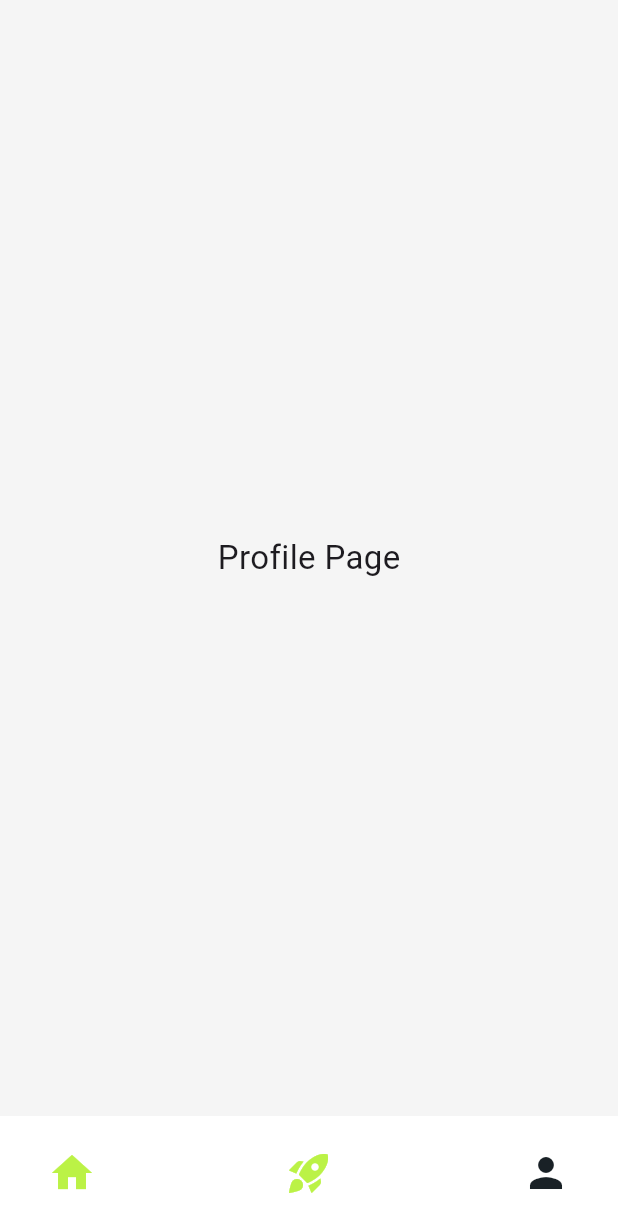
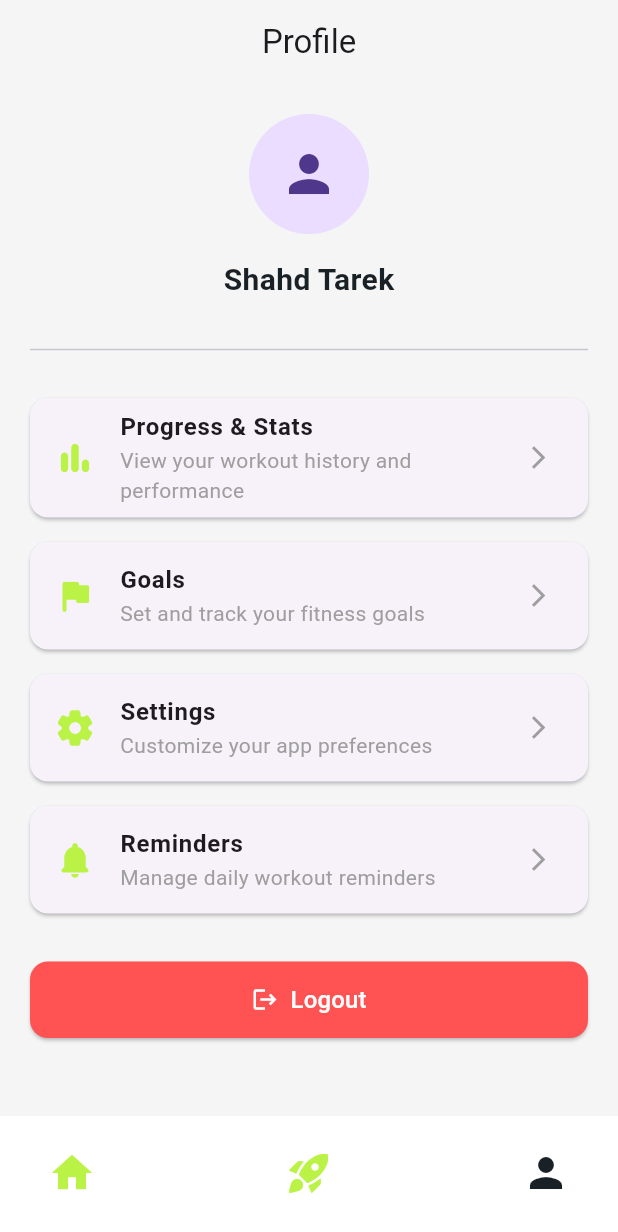
Before and after one commit to shahd-tarek/Exercises, a Flutter app: the HomeView screen opened by its route, item 3 of the bottom bar chosen, on a phone screen of 412 x 824 dp. Shown: the top 1232 px of the screen. Run offline on Flutter 3.47's test engine with Material 3 defaults, Android fonts, the phone set to English and light mode, and no system bars; our stand-ins replace dio, equatable, flutter_bloc, go_router, responsive_framework; network calls fail.

Commit message:
add details and profile

```diff
--- a/lib/features/home/presentation/views/home_view.dart
+++ b/lib/features/home/presentation/views/home_view.dart
@@ -3,6 +3,7 @@ import 'package:exercises/features/home/data/repo/home_repo.dart';
 import 'package:exercises/features/home/data/cubit/home_cubit.dart';
 import 'package:exercises/features/home/presentation/widgets/bottom_app_bar.dart';
 import 'package:exercises/features/home/presentation/widgets/home_view_body.dart';
+import 'package:exercises/features/profile/presentation/views/profile.dart';
 import 'package:exercises/features/workout/presentation/views/workout_view.dart';
 import 'package:flutter/material.dart';
 import 'package:flutter_bloc/flutter_bloc.dart';
@@ -17,11 +18,7 @@ class HomeView extends StatefulWidget {
 class _HomeViewState extends State<HomeView> {
   int _selectedIndex = 0;
 
-  final List<Widget> _pages = [
-    HomeViewBody(),
-    WorkOutView(),
-    const Center(child: Text("Profile Page", style: TextStyle(fontSize: 22))),
-  ];
+  final List<Widget> _pages = [HomeViewBody(), WorkOutView(), ProfileView()];
 
   void _onItemTapped(int index) {
     setState(() {
--- a/lib/features/home/presentation/widgets/popular_work_out.dart
+++ b/lib/features/home/presentation/widgets/popular_work_out.dart
@@ -87,7 +87,7 @@ class PopularWorkoutsSection extends StatelessWidget {
                             ),
                             const SizedBox(height: 4),
                             Text(
-                            ex.difficulty,
+                              ex.difficulty,
                               style: Styles.textStyle16.copyWith(
                                 color: Colors.white70,
                               ),
--- a/lib/features/home/presentation/widgets/today_plan.dart
+++ b/lib/features/home/presentation/widgets/today_plan.dart
@@ -66,7 +66,6 @@ class TodayPlanList extends StatelessWidget {
                       ),
                     ),
 
-
                     const Icon(
                       Icons.play_circle_fill,
                       color: kPrimaryColor,
--- /dev/null
+++ b/lib/features/profile/presentation/views/profile.dart
@@ -0,0 +1,119 @@
+import 'package:flutter/material.dart';
+import 'package:exercises/core/utils/constants.dart';
+import 'package:exercises/core/utils/styles.dart';
+
+class ProfileView extends StatelessWidget {
+  const ProfileView({super.key});
+
+  @override
+  Widget build(BuildContext context) {
+    return Scaffold(
+      backgroundColor: kBackground,
+      appBar: AppBar(
+        title: const Text("Profile"),
+        centerTitle: true,
+        backgroundColor: kBackground,
+        elevation: 0,
+      ),
+      body: SafeArea(
+        child: SingleChildScrollView(
+          padding: const EdgeInsets.all(20.0),
+          child: Column(
+            children: [
+              const CircleAvatar(
+                radius: 40,
+                child: Icon(Icons.person, size: 40),
+              ),
+              const SizedBox(height: 16),
+              Text(
+                "Shahd Tarek",
+                style: Styles.textStyle20.copyWith(
+                  fontWeight: FontWeight.bold,
+                  color: kTextColor,
+                ),
+              ),
+              const SizedBox(height: 24),
+              const Divider(),
+              const SizedBox(height: 16),
+
+              _buildProfileOption(
+                icon: Icons.bar_chart_rounded,
+                title: "Progress & Stats",
+                subtitle: "View your workout history and performance",
+                onTap: () {},
+              ),
+              _buildProfileOption(
+                icon: Icons.flag_rounded,
+                title: "Goals",
+                subtitle: "Set and track your fitness goals",
+                onTap: () {},
+              ),
+              _buildProfileOption(
+                icon: Icons.settings_rounded,
+                title: "Settings",
+                subtitle: "Customize your app preferences",
+                onTap: () {},
+              ),
+              _buildProfileOption(
+                icon: Icons.notifications_rounded,
+                title: "Reminders",
+                subtitle: "Manage daily workout reminders",
+                onTap: () {},
+              ),
+
+              const SizedBox(height: 24),
+
+              // زر تسجيل الخروج
+              SizedBox(
+                width: double.infinity,
+                child: ElevatedButton.icon(
+                  onPressed: () {
+                    // logout logic here
+                  },
+                  style: ElevatedButton.styleFrom(
+                    backgroundColor: Colors.redAccent,
+                    padding: const EdgeInsets.symmetric(vertical: 14),
+                    shape: RoundedRectangleBorder(
+                      borderRadius: BorderRadius.circular(12),
+                    ),
+                  ),
+                  icon: const Icon(Icons.logout, color: Colors.white),
+                  label: const Text(
+                    "Logout",
+                    style: TextStyle(fontSize: 16, color: Colors.white),
+                  ),
+                ),
+              ),
+            ],
+          ),
+        ),
+      ),
+    );
+  }
+
+  Widget _buildProfileOption({
+    required IconData icon,
+    required String title,
+    required String subtitle,
+    required VoidCallback onTap,
+  }) {
+    return Card(
+      margin: const EdgeInsets.symmetric(vertical: 8),
+      shape: RoundedRectangleBorder(borderRadius: BorderRadius.circular(12)),
+      child: ListTile(
+        leading: Icon(icon, color: kPrimaryColor, size: 28),
+        title: Text(
+          title,
+          style: Styles.textStyle16.copyWith(fontWeight: FontWeight.bold),
+        ),
+        subtitle: Text(subtitle, style: const TextStyle(color: Colors.grey)),
+        trailing: const Icon(
+          Icons.arrow_forward_ios,
+          size: 18,
+          color: Colors.grey,
+        ),
+        onTap: onTap,
+      ),
+    );
+  }
+}
--- a/lib/features/workout/data/cubit/workout_state.dart
+++ b/lib/features/workout/data/cubit/workout_state.dart
@@ -1,9 +1,8 @@
 import 'package:equatable/equatable.dart';
 import 'package:exercises/features/home/data/models/exercise_model.dart';
 
-
 abstract class WorkoutState extends Equatable {
-   @override
+  @override
   List<Object?> get props => [];
 }
 
--- a/lib/main.dart
+++ b/lib/main.dart
@@ -1,23 +1,6 @@
-import 'package:exercises/core/navigation/app_router.dart';
-import 'package:exercises/core/utils/constants.dart';
+import 'package:exercises/exercises.dart';
 import 'package:flutter/material.dart';
 
 void main() {
-  runApp(const MyApp());
+  runApp(const Exercises());
 }
-
-class MyApp extends StatelessWidget {
-  const MyApp({super.key});
-
-  @override
-  Widget build(BuildContext context) {
-    return MaterialApp.router(
-      theme: ThemeData(
-         scaffoldBackgroundColor:kBackground
-      ),
-      debugShowCheckedModeBanner: false,
-      title: 'Exercises',
-      routerConfig: AppRouter.router,
-    );
-  }
-}
--- a/pubspec.yaml
+++ b/pubspec.yaml
@@ -35,6 +35,7 @@ dependencies:
     sdk: flutter
   flutter_bloc: ^9.1.1
   go_router: ^16.2.5
+  responsive_framework: ^1.5.1
 
 dev_dependencies:
   flutter_lints: ^5.0.0
```
Also changed, not shown: lib/exercises.dart (added, +28 -0 lines), lib/features/home/data/repo/home_repo.dart (+4 -3 lines), lib/features/home/presentation/widgets/home_view_body.dart (+5 -8 lines), lib/features/workout/data/repo/workout_repo.dart (+5 -7 lines), lib/features/workout/presentation/views/workout_details.dart (added, +71 -0 lines), lib/features/workout/presentation/views/workout_view.dart (+8 -6 lines), lib/features/workout/presentation/widgets/workout_body.dart (+80 -44 lines), pubspec.lock, 1 other file.
